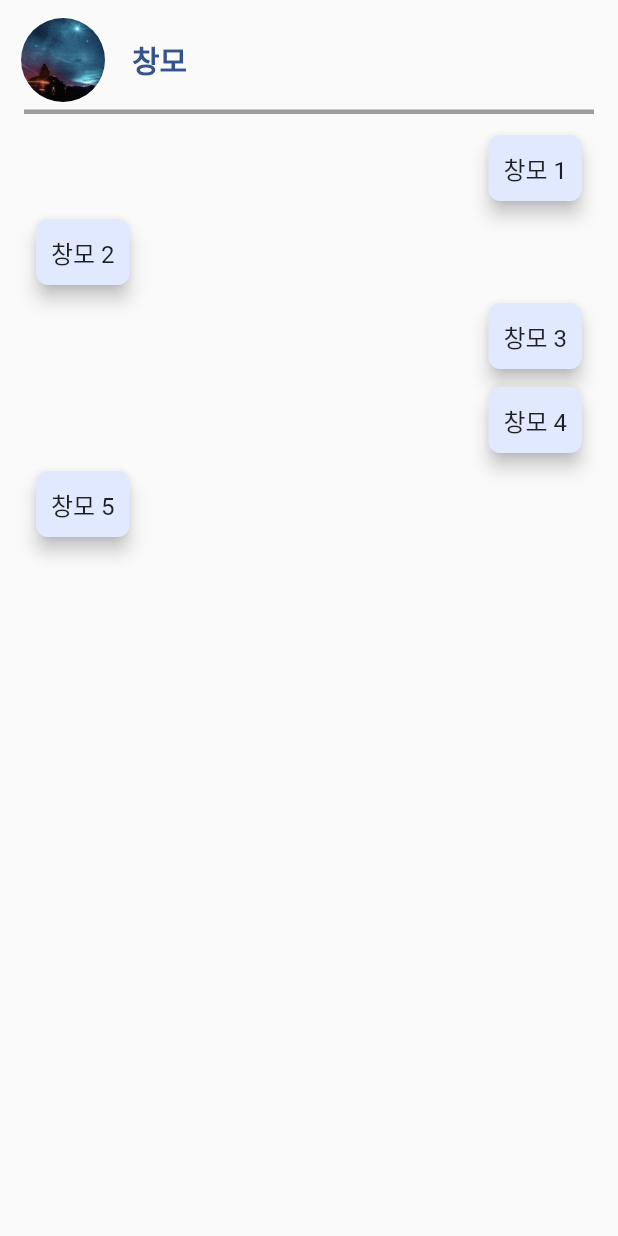
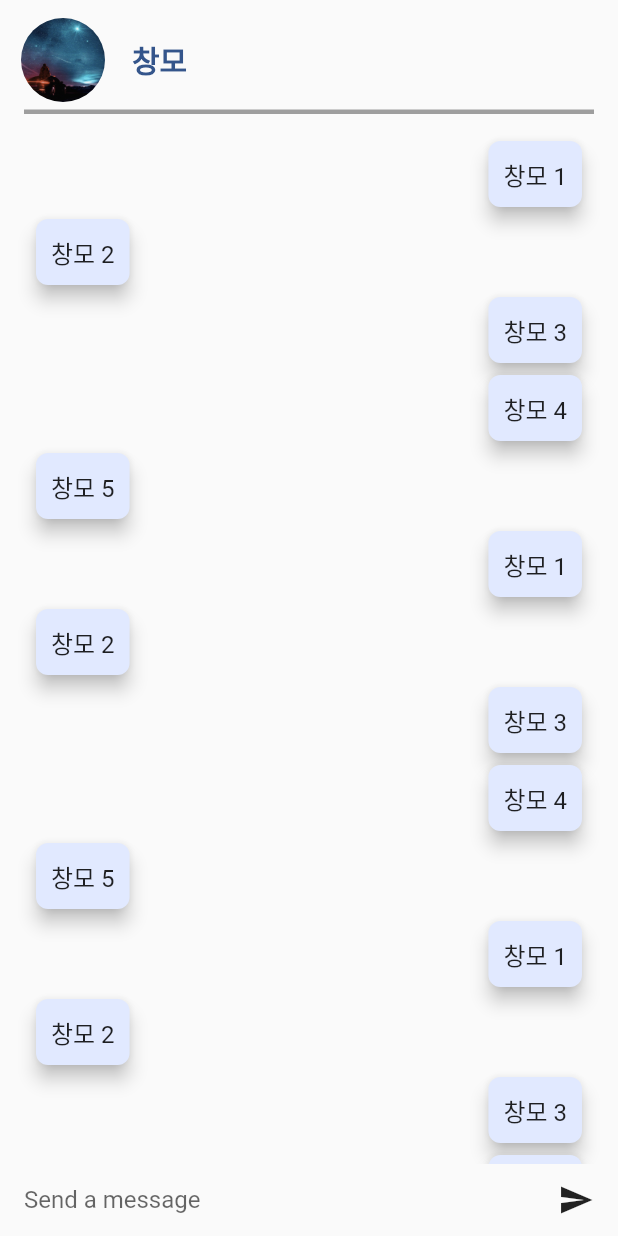
Before and after one commit to canoe726/Music_app, a Flutter app: the ChatPage screen opened directly with empty values, on a phone screen of 412 x 824 dp. Run offline on Flutter 3.47's test engine with Material 2 defaults, Android fonts, the phone set to English and light mode, and no system bars; our stand-ins replace carousel_slider, sliding_up_panel, step_progress_indicator; missing offline and left inert: imagebutton; accounts and stored records are empty.

Commit message:
Complete Week6 Assignment
Complete Week6 Assignment

```diff
--- a/lib/data/chats.dart
+++ b/lib/data/chats.dart
@@ -18,6 +18,16 @@ class Chat {
 }
 
 List<Chat> chats=[
+  Chat("창모 1", "me", "changmo_"),
+  Chat("창모 2", "changmo_", "me"),
+  Chat("창모 3", "me", "changmo_"),
+  Chat("창모 4", "me", "changmo_"),
+  Chat("창모 5", "changmo_", "me"),
+  Chat("창모 1", "me", "changmo_"),
+  Chat("창모 2", "changmo_", "me"),
+  Chat("창모 3", "me", "changmo_"),
+  Chat("창모 4", "me", "changmo_"),
+  Chat("창모 5", "changmo_", "me"),
   Chat("창모 1", "me", "changmo_"),
   Chat("창모 2", "changmo_", "me"),
   Chat("창모 3", "me", "changmo_"),
--- a/lib/pages/chatPage.dart
+++ b/lib/pages/chatPage.dart
@@ -12,11 +12,16 @@ class ChatPage extends StatefulWidget {
 class _ChatPageState extends State<ChatPage> {
   List<chat.Chat> chatData = chat.chats;
   chatFormat.User otherUser;
+  final TextEditingController _textController = new TextEditingController();
+  FocusNode _focusNode = new FocusNode();
+  List<Widget> chatList = [];
 
   @override
   Widget build(BuildContext context) {
     otherUser = chatFormat.users[widget.chatRoom.withId];
+    chatList = initChatList(otherUser.id);
     return Scaffold(
+      resizeToAvoidBottomPadding: false,
         body: SafeArea(
       child: Column(
         children: <Widget>[
@@ -47,23 +52,52 @@ class _ChatPageState extends State<ChatPage> {
               thickness: 3,
             ),
           ),
-          Column(
-            children: initChatList(otherUser.id),
+          Expanded(
+            child: SingleChildScrollView(
+              child: Padding(
+                padding: const EdgeInsets.fromLTRB(20.0, 8.0, 20.0, 8.0),
+                child: Column(
+                  children: chatList,
                   mainAxisAlignment: MainAxisAlignment.center,
-            )
+                ),
+              ),
+            ),
+          ),
+          Padding(
+            padding: const EdgeInsets.fromLTRB(16.0, 0.0, 0.0, 0.0),
+            child: Row(
+              children: <Widget>[
+                Flexible(
+                  child: TextField(
+                    controller: _textController,
+                    onSubmitted: _handleSubmitted,
+                    keyboardType: TextInputType.multiline,
+                    maxLines: null,
+                    focusNode: _focusNode,
+                    decoration:
+                        InputDecoration.collapsed(hintText: "Send a message"),
+                  ),
+                ),
+                Container(
+                  margin: const EdgeInsets.symmetric(horizontal: 4.0),
+                  child: IconButton(
+                      icon: Icon(Icons.send),
+                      onPressed: () => _handleSubmitted(_textController.text)),
+                ),
+              ],
+            ),
+          ),
         ],
       ),
     ));
   }
 
   List<Widget> initChatList(String idKey) {
-    List<Widget> chatList = [];
+    chatList.clear();
     for (int i = 0; i < chatData.length; i++) {
-      if (chat.chats[i].to == "me" && chat.chats[i].send == idKey) {
+      if (chatData[i].to == "me" && chatData[i].send == idKey) {
         chatList.add(
-         Padding(
-           padding: const EdgeInsets.fromLTRB(20.0, 4.0, 20.0, 0.0),
-           child: Container(
+          Container(
             alignment: Alignment.centerLeft,
             child: Row(
               mainAxisSize: MainAxisSize.min,
@@ -87,13 +121,10 @@ class _ChatPageState extends State<ChatPage> {
               ],
             ),
           ),
-         ),
         );
-      } else if(chat.chats[i].send == "me" && chat.chats[i].to == idKey){
+      } else if (chatData[i].send == "me" && chatData[i].to == idKey) {
         chatList.add(
-        Padding(
-          padding: const EdgeInsets.fromLTRB(20.0, 4.0, 20.0, 0.0),
-          child: Container(
+          Container(
             alignment: Alignment.centerRight,
             child: Row(
               mainAxisSize: MainAxisSize.min,
@@ -117,10 +148,19 @@ class _ChatPageState extends State<ChatPage> {
               ],
             ),
           ),
-        ),
         );
       }
     }
     return chatList;
   }
+
+  void _handleSubmitted(String text) {
+    setState(() {
+      chatData.add(
+        chat.Chat(text, "me", otherUser.id)
+      );
+    });
+    _textController.clear();
+    _focusNode.unfocus();
   }
+}
```
Lines whose indentation alone changed are shown as unchanged.
